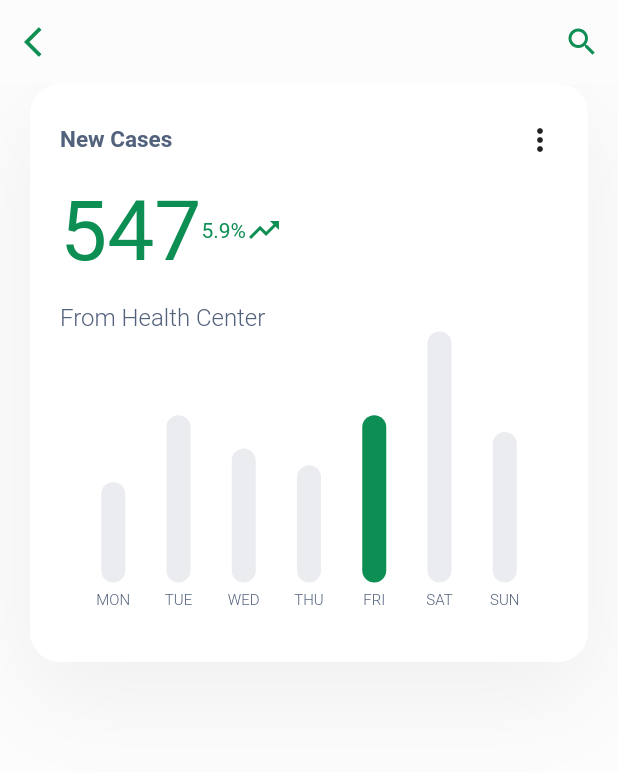
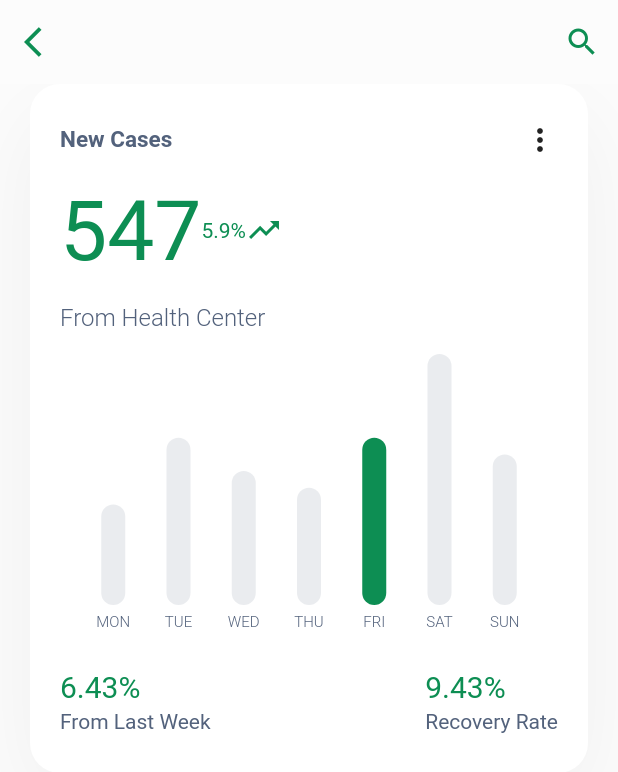
Before and after one commit to K2nate/myapp, a Flutter app: the DetailsScreen screen opened directly, on a phone screen of 412 x 824 dp. Shown: the top 772 px of the screen. Run offline on Flutter 3.47's test engine with Material 2 defaults, Android fonts, the phone set to English and light mode, and no system bars; drawn by our look-alikes of fl_chart.

Commit message:
add detail info text

```diff
--- a/lib/screens/details_screen.dart
+++ b/lib/screens/details_screen.dart
@@ -42,12 +42,54 @@ class DetailsScreen extends StatelessWidget {
                       fontSize: 16,
                     ),
                   ),
+                  SizedBox(
+                    height: 15,
+                  ),
                   WeeklyChart(),
+                  SizedBox(
+                    height: 15,
+                  ),
+                  Row(
+                    mainAxisAlignment: MainAxisAlignment.spaceBetween,
+                    children: <Widget>[
+                      buildInfoTextWithPercentage(
+                        title: "From Last Week",
+                        percentage: "6.43",
+                      ),
+                      buildInfoTextWithPercentage(
+                        title: "Recovery Rate",
+                        percentage: "9.43",
+                      ),
+                    ],
+                  ),
                 ],
               ),
             ),
           ],
         ),
+      ),
+    );
+  }
+
+  RichText buildInfoTextWithPercentage({String title, String percentage}) {
+    return RichText(
+      text: TextSpan(
+        children: [
+          TextSpan(
+            text: "$percentage% \n",
+            style: TextStyle(
+              fontSize: 20,
+              color: kPrimaryColor,
+            ),
+          ),
+          TextSpan(
+            text: title,
+            style: TextStyle(
+              color: kTextMediumColor,
+              height: 1.5,
+            ),
+          ),
+        ],
       ),
     );
   }
```
